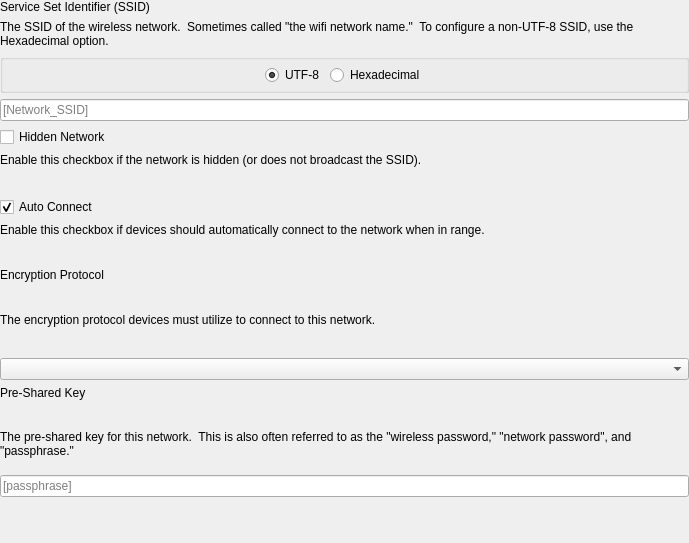
Before: the Qt Designer form FWAdminLib/PolicyEditor/GooglePolicyEditor/GoogleNetworkConfigurationWifiWidget.ui in fw-dev/translations, drawn with Qt 5.
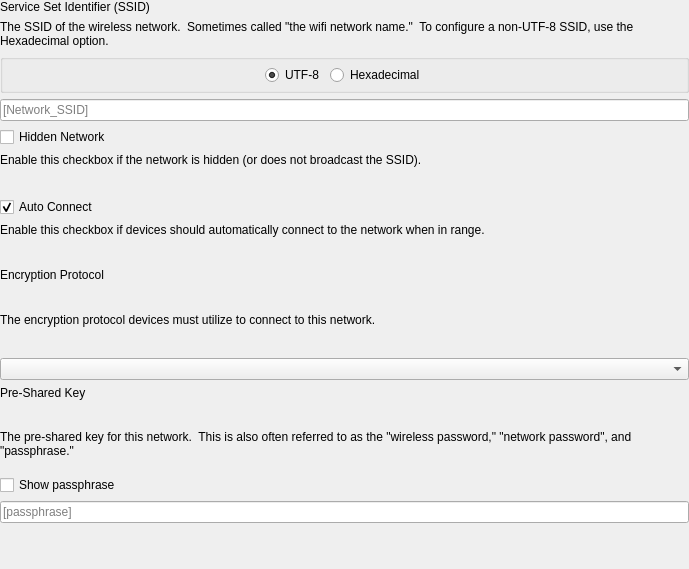
After: the same form once the commit is applied. Custom widgets are drawn as their Qt base class.

Diff of the .ui file:
```diff
--- a/FWAdminLib/PolicyEditor/GooglePolicyEditor/GoogleNetworkConfigurationWifiWidget.ui
+++ b/FWAdminLib/PolicyEditor/GooglePolicyEditor/GoogleNetworkConfigurationWifiWidget.ui
@@ -296,11 +296,28 @@
      </property>
     </widget>
    </item>
+   <item>
+    <layout class="QHBoxLayout" name="hl_showPassphrase">
+     <item>
+      <widget class="QCheckBox" name="frm_showPassphrase">
+       <property name="toolTip">
+        <string>Reveal or obfuscate the passphrase characters.</string>
+       </property>
+       <property name="text">
+        <string>Show passphrase</string>
+       </property>
+      </widget>
+     </item>
+    </layout>
+   </item>
    <item>
     <widget class="QLineEdit" name="frm_Passphrase">
      <property name="text">
       <string/>
      </property>
+     <property name="echoMode">
+      <enum>QLineEdit::Password</enum>
+     </property>
      <property name="placeholderText">
       <string>[passphrase]</string>
      </property>
```
